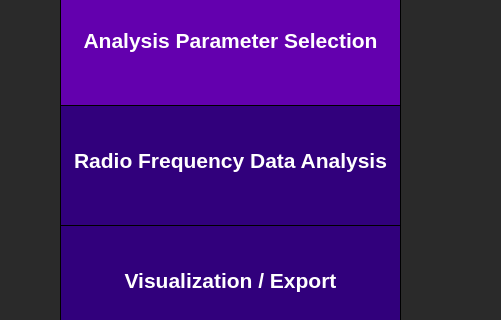
Above: src/qus/config_loading/ui/custom_params.ui from QuantUS-OpenSource/QuantUS before the change; both pictures show x 0 to 501 and y 275 to 595 of the 1284 by 803 pixel window. Below: the same form after it.
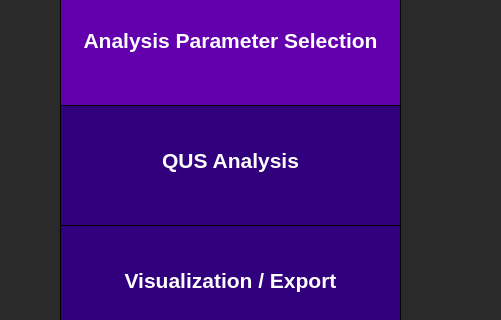
That is the form after the change.

Commit message: Updated gui for qus to qus analysis on sidebar

The edit to the form file:
```diff
--- a/src/qus/config_loading/ui/custom_params.ui
+++ b/src/qus/config_loading/ui/custom_params.ui
@@ -379,7 +379,7 @@
 }</string>
           </property>
           <property name="text">
-           <string>Radio Frequency Data Analysis</string>
+           <string>QUS Analysis</string>
           </property>
           <property name="alignment">
            <set>Qt::AlignCenter</set>
```
Left out of the diff: 54 changed lines with no effect on the pictures. The commit also changes 17 other files.
